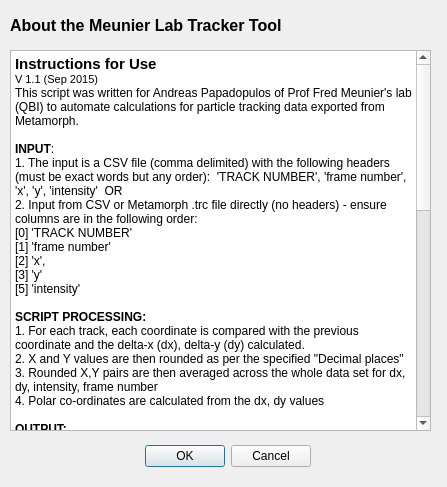
Before: the Qt Designer form tracker_help.ui in QBI-Microscopy/Tracking, drawn with Qt 5.
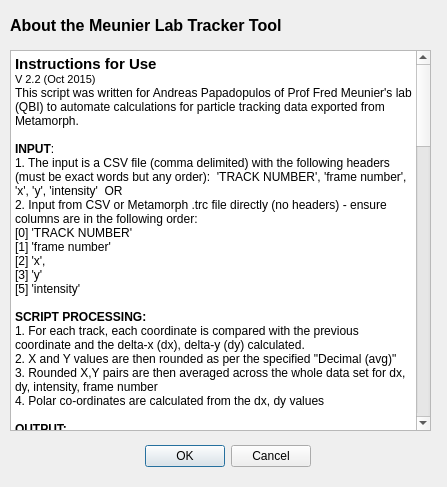
After: the same form once the commit is applied.

Commit message:
Updated comments and copyright
Ensure QBI copyright included

The edit to the form file:
```diff
--- a/tracker_help.ui
+++ b/tracker_help.ui
@@ -59,7 +59,7 @@
 p, li { white-space: pre-wrap; }
 &lt;/style&gt;&lt;/head&gt;&lt;body style=&quot; font-family:'MS Shell Dlg 2'; font-size:8.25pt; font-weight:400; font-style:normal;&quot;&gt;
 &lt;p style=&quot; margin-top:0px; margin-bottom:0px; margin-left:0px; margin-right:0px; -qt-block-indent:0; text-indent:0px;&quot;&gt;&lt;span style=&quot; font-size:11pt; font-weight:600;&quot;&gt;Instructions for Use&lt;/span&gt;&lt;/p&gt;
-&lt;p style=&quot; margin-top:0px; margin-bottom:0px; margin-left:0px; margin-right:0px; -qt-block-indent:0; text-indent:0px;&quot;&gt;&lt;span style=&quot; font-size:8pt;&quot;&gt;V 1.1 (Sep 2015)&lt;/span&gt;&lt;/p&gt;
+&lt;p style=&quot; margin-top:0px; margin-bottom:0px; margin-left:0px; margin-right:0px; -qt-block-indent:0; text-indent:0px;&quot;&gt;&lt;span style=&quot; font-size:8pt;&quot;&gt;V 2.2 (Oct 2015)&lt;/span&gt;&lt;/p&gt;
 &lt;p style=&quot; margin-top:0px; margin-bottom:0px; margin-left:0px; margin-right:0px; -qt-block-indent:0; text-indent:0px;&quot;&gt;&lt;span style=&quot; font-size:9pt;&quot;&gt;This script was written for Andreas Papadopulos of Prof Fred Meunier's lab (QBI) to automate calculations for particle tracking data exported from Metamorph.&lt;/span&gt;&lt;/p&gt;
 &lt;p style=&quot;-qt-paragraph-type:empty; margin-top:0px; margin-bottom:0px; margin-left:0px; margin-right:0px; -qt-block-indent:0; text-indent:0px; font-size:9pt;&quot;&gt;&lt;br /&gt;&lt;/p&gt;
 &lt;p style=&quot; margin-top:0px; margin-bottom:0px; margin-left:0px; margin-right:0px; -qt-block-indent:0; text-indent:0px;&quot;&gt;&lt;span style=&quot; font-size:9pt; font-weight:600;&quot;&gt;INPUT&lt;/span&gt;&lt;span style=&quot; font-size:9pt;&quot;&gt;: &lt;/span&gt;&lt;/p&gt;
@@ -73,7 +73,7 @@
 &lt;p style=&quot;-qt-paragraph-type:empty; margin-top:0px; margin-bottom:0px; margin-left:0px; margin-right:0px; -qt-block-indent:0; text-indent:0px; font-size:9pt;&quot;&gt;&lt;br /&gt;&lt;/p&gt;
 &lt;p style=&quot; margin-top:0px; margin-bottom:0px; margin-left:0px; margin-right:0px; -qt-block-indent:0; text-indent:0px;&quot;&gt;&lt;span style=&quot; font-size:9pt; font-weight:600;&quot;&gt;SCRIPT PROCESSING:&lt;/span&gt;&lt;/p&gt;
 &lt;p style=&quot; margin-top:0px; margin-bottom:0px; margin-left:0px; margin-right:0px; -qt-block-indent:0; text-indent:0px;&quot;&gt;&lt;span style=&quot; font-size:9pt;&quot;&gt;1. For each track, each coordinate is compared with the previous coordinate and the delta-x (dx), delta-y (dy) calculated.&lt;/span&gt;&lt;/p&gt;
-&lt;p style=&quot; margin-top:0px; margin-bottom:0px; margin-left:0px; margin-right:0px; -qt-block-indent:0; text-indent:0px;&quot;&gt;&lt;span style=&quot; font-size:9pt;&quot;&gt;2. X and Y values are then rounded as per the specified &amp;quot;Decimal places&amp;quot; &lt;/span&gt;&lt;/p&gt;
+&lt;p style=&quot; margin-top:0px; margin-bottom:0px; margin-left:0px; margin-right:0px; -qt-block-indent:0; text-indent:0px;&quot;&gt;&lt;span style=&quot; font-size:9pt;&quot;&gt;2. X and Y values are then rounded as per the specified &amp;quot;Decimal (avg)&amp;quot; &lt;/span&gt;&lt;/p&gt;
 &lt;p style=&quot; margin-top:0px; margin-bottom:0px; margin-left:0px; margin-right:0px; -qt-block-indent:0; text-indent:0px;&quot;&gt;&lt;span style=&quot; font-size:9pt;&quot;&gt;3. Rounded X,Y pairs are then averaged across the whole data set for dx, dy, intensity, frame number&lt;/span&gt;&lt;/p&gt;
 &lt;p style=&quot; margin-top:0px; margin-bottom:0px; margin-left:0px; margin-right:0px; -qt-block-indent:0; text-indent:0px;&quot;&gt;&lt;span style=&quot; font-size:9pt;&quot;&gt;4. Polar co-ordinates are calculated from the dx, dy values&lt;/span&gt;&lt;/p&gt;
 &lt;p style=&quot;-qt-paragraph-type:empty; margin-top:0px; margin-bottom:0px; margin-left:0px; margin-right:0px; -qt-block-indent:0; text-indent:0px; font-size:9pt;&quot;&gt;&lt;br /&gt;&lt;/p&gt;
@@ -82,18 +82,33 @@
 &lt;p style=&quot; margin-top:0px; margin-bottom:0px; margin-left:0px; margin-right:0px; -qt-block-indent:0; text-indent:0px;&quot;&gt;&lt;span style=&quot; font-size:9pt;&quot;&gt;a. A CSV file is generated in the &amp;quot;Output Files Folder&amp;quot; with the name specified in &amp;quot;Output Filename&amp;quot; after processing with the following headers:&lt;/span&gt;&lt;/p&gt;
 &lt;p style=&quot; margin-top:0px; margin-bottom:0px; margin-left:0px; margin-right:0px; -qt-block-indent:0; text-indent:0px;&quot;&gt;&lt;span style=&quot; font-size:9pt;&quot;&gt;'Track', 'Frame','x','y','roundx', 'roundy', 'dx', 'dy','rho', 'theta', 'intensity','framecount'&lt;/span&gt;&lt;/p&gt;
 &lt;p style=&quot; margin-top:0px; margin-bottom:0px; margin-left:0px; margin-right:0px; -qt-block-indent:0; text-indent:0px;&quot;&gt;&lt;span style=&quot; font-size:9pt;&quot;&gt;b. Individual CSV files will also be generated for ROI data with filenames &amp;quot;ROI_x-y.csv&amp;quot; (x,y coords of the first point in the polygon)&lt;/span&gt;&lt;/p&gt;
-&lt;p style=&quot; margin-top:0px; margin-bottom:0px; margin-left:0px; margin-right:0px; -qt-block-indent:0; text-indent:0px;&quot;&gt;&lt;span style=&quot; font-size:9pt; font-weight:600;&quot;&gt;Plots:&lt;/span&gt;&lt;span style=&quot; font-size:9pt;&quot;&gt; &lt;/span&gt;&lt;/p&gt;
-&lt;p style=&quot; margin-top:0px; margin-bottom:0px; margin-left:0px; margin-right:0px; -qt-block-indent:0; text-indent:0px;&quot;&gt;&lt;span style=&quot; font-size:9pt;&quot;&gt;1. Quiver plots may be created for each Track as well as a combined plot of all processed Tracks&lt;/span&gt;&lt;/p&gt;
-&lt;p style=&quot; margin-top:0px; margin-bottom:0px; margin-left:0px; margin-right:0px; -qt-block-indent:0; text-indent:0px;&quot;&gt;&lt;span style=&quot; font-size:9pt;&quot;&gt;2. Choose &amp;quot;&lt;/span&gt;&lt;span style=&quot; font-size:9pt; font-weight:600;&quot;&gt;All Plots&lt;/span&gt;&lt;span style=&quot; font-size:9pt;&quot;&gt;&amp;quot; OR a subset of tracks to be plotted by entering &amp;quot;&lt;/span&gt;&lt;span style=&quot; font-size:9pt; font-weight:600;&quot;&gt;From&lt;/span&gt;&lt;span style=&quot; font-size:9pt;&quot;&gt;&amp;quot; and &amp;quot;&lt;/span&gt;&lt;span style=&quot; font-size:9pt; font-weight:600;&quot;&gt;To&lt;/span&gt;&lt;span style=&quot; font-size:9pt;&quot;&gt;&amp;quot; values where 1 is the first plot&lt;/span&gt;&lt;/p&gt;
-&lt;p style=&quot; margin-top:0px; margin-bottom:0px; margin-left:0px; margin-right:0px; -qt-block-indent:0; text-indent:0px;&quot;&gt;&lt;span style=&quot; font-size:9pt;&quot;&gt;3. If &amp;quot;&lt;/span&gt;&lt;span style=&quot; font-size:9pt; font-weight:600;&quot;&gt;Save All PNG&lt;/span&gt;&lt;span style=&quot; font-size:9pt;&quot;&gt;&amp;quot; is checked, each track is individually plotted to a PNG file in the specified &amp;quot;&lt;/span&gt;&lt;span style=&quot; font-size:9pt; font-weight:600;&quot;&gt;Output Files Folder&lt;/span&gt;&lt;span style=&quot; font-size:9pt;&quot;&gt;&amp;quot;. &lt;/span&gt;&lt;/p&gt;
-&lt;p style=&quot; margin-top:0px; margin-bottom:0px; margin-left:0px; margin-right:0px; -qt-block-indent:0; text-indent:0px;&quot;&gt;&lt;span style=&quot; font-size:9pt;&quot;&gt;4. If &amp;quot;&lt;/span&gt;&lt;span style=&quot; font-size:9pt; font-weight:600;&quot;&gt;Matlab&lt;/span&gt;&lt;span style=&quot; font-size:9pt;&quot;&gt;&amp;quot; is checked, a Matlab plot is generated with the tracks selected above (ie All Plots or range)&lt;/span&gt;&lt;/p&gt;
-&lt;p style=&quot; margin-top:0px; margin-bottom:0px; margin-left:0px; margin-right:0px; -qt-block-indent:0; text-indent:0px;&quot;&gt;&lt;span style=&quot; font-size:9pt;&quot;&gt;5. If &amp;quot;&lt;/span&gt;&lt;span style=&quot; font-size:9pt; font-weight:600;&quot;&gt;Contours&lt;/span&gt;&lt;span style=&quot; font-size:9pt;&quot;&gt;&amp;quot; is set to more than 0 (100 is recommended), contour lines will be drawn on the Matlab quiver plot (ie 0 is off)&lt;/span&gt;&lt;/p&gt;
-&lt;p style=&quot; margin-top:0px; margin-bottom:0px; margin-left:0px; margin-right:0px; -qt-block-indent:0; text-indent:0px;&quot;&gt;&lt;span style=&quot; font-size:9pt;&quot;&gt;6. The arrow size for the quiver plots can be set (0.2 is default)&lt;/span&gt;&lt;/p&gt;
-&lt;p style=&quot; margin-top:0px; margin-bottom:0px; margin-left:0px; margin-right:0px; -qt-block-indent:0; text-indent:0px;&quot;&gt;&lt;span style=&quot; font-size:9pt;&quot;&gt;7. The &lt;/span&gt;&lt;span style=&quot; font-size:9pt; font-weight:600;&quot;&gt;Matlab&lt;/span&gt;&lt;span style=&quot; font-size:9pt;&quot;&gt; plot is interactive: &lt;/span&gt;&lt;/p&gt;
-&lt;p style=&quot; margin-top:0px; margin-bottom:0px; margin-left:0px; margin-right:0px; -qt-block-indent:0; text-indent:0px;&quot;&gt;&lt;span style=&quot; font-size:9pt;&quot;&gt;   a. A pencil tool allows an &lt;/span&gt;&lt;span style=&quot; font-size:9pt; font-weight:600;&quot;&gt;ROI&lt;/span&gt;&lt;span style=&quot; font-size:9pt;&quot;&gt; to be drawn around points. (This is a toggle tool and is active as soon as the plot is drawn)&lt;/span&gt;&lt;/p&gt;
-&lt;p style=&quot; margin-top:0px; margin-bottom:0px; margin-left:0px; margin-right:0px; -qt-block-indent:0; text-indent:0px;&quot;&gt;&lt;span style=&quot; font-size:9pt;&quot;&gt;   b. A graph tool will save the raw tracker data for the coordinates within the ROI to a CSV file and produce a heatmap with contours*&lt;/span&gt;&lt;/p&gt;
+&lt;p style=&quot; margin-top:0px; margin-bottom:0px; margin-left:0px; margin-right:0px; -qt-block-indent:0; text-indent:0px;&quot;&gt;&lt;span style=&quot; font-size:9pt; font-weight:600;&quot;&gt;Quiver Plots:&lt;/span&gt;&lt;span style=&quot; font-size:9pt;&quot;&gt; &lt;/span&gt;&lt;/p&gt;
+&lt;p style=&quot; margin-top:0px; margin-bottom:0px; margin-left:0px; margin-right:0px; -qt-block-indent:0; text-indent:0px;&quot;&gt;&lt;span style=&quot; font-size:9pt;&quot;&gt;Quiver plots may be created as a combined plot of all processed Tracks.  The quiver plots are strongly influenced by the rounding of the x,y coordinates as configured with &amp;quot;Decimal (avg)&amp;quot; as all particles are included.&lt;/span&gt;&lt;/p&gt;
+&lt;p style=&quot; margin-top:0px; margin-bottom:0px; margin-left:0px; margin-right:0px; -qt-block-indent:0; text-indent:0px;&quot;&gt;&lt;span style=&quot; font-size:9pt;&quot;&gt;1. RANGE: Choose &amp;quot;&lt;/span&gt;&lt;span style=&quot; font-size:9pt; font-weight:600;&quot;&gt;All Tracks&lt;/span&gt;&lt;span style=&quot; font-size:9pt;&quot;&gt;&amp;quot; OR a subset of tracks to be plotted by entering &amp;quot;&lt;/span&gt;&lt;span style=&quot; font-size:9pt; font-weight:600;&quot;&gt;From&lt;/span&gt;&lt;span style=&quot; font-size:9pt;&quot;&gt;&amp;quot; and &amp;quot;&lt;/span&gt;&lt;span style=&quot; font-size:9pt; font-weight:600;&quot;&gt;To&lt;/span&gt;&lt;span style=&quot; font-size:9pt;&quot;&gt;&amp;quot; values where 1 is the first plot&lt;/span&gt;&lt;/p&gt;
+&lt;p style=&quot; margin-top:0px; margin-bottom:0px; margin-left:0px; margin-right:0px; -qt-block-indent:0; text-indent:0px;&quot;&gt;&lt;span style=&quot; font-size:9pt;&quot;&gt;2. DISPLAY: &lt;/span&gt;&lt;/p&gt;
+&lt;p style=&quot; margin-top:0px; margin-bottom:0px; margin-left:0px; margin-right:0px; -qt-block-indent:0; text-indent:0px;&quot;&gt;&lt;span style=&quot; font-size:9pt;&quot;&gt;  a. If &amp;quot;&lt;/span&gt;&lt;span style=&quot; font-size:9pt; font-weight:600;&quot;&gt;Save as PNG&lt;/span&gt;&lt;span style=&quot; font-size:9pt;&quot;&gt;&amp;quot; is checked, each track in the range is individually plotted to a PNG file in the specified &amp;quot;&lt;/span&gt;&lt;span style=&quot; font-size:9pt; font-weight:600;&quot;&gt;Output Files Folder&lt;/span&gt;&lt;span style=&quot; font-size:9pt;&quot;&gt;&amp;quot;. &lt;/span&gt;&lt;/p&gt;
+&lt;p style=&quot; margin-top:0px; margin-bottom:0px; margin-left:0px; margin-right:0px; -qt-block-indent:0; text-indent:0px;&quot;&gt;&lt;span style=&quot; font-size:9pt;&quot;&gt;  b. If &amp;quot;&lt;/span&gt;&lt;span style=&quot; font-size:9pt; font-weight:600;&quot;&gt;Total Plot (avg)&lt;/span&gt;&lt;span style=&quot; font-size:9pt;&quot;&gt;&amp;quot; is checked, a single Matlab plot is generated plotting the tracks in the range specified&lt;/span&gt;&lt;/p&gt;
+&lt;p style=&quot; margin-top:0px; margin-bottom:0px; margin-left:0px; margin-right:0px; -qt-block-indent:0; text-indent:0px;&quot;&gt;&lt;span style=&quot; font-size:9pt;&quot;&gt;  c. If &amp;quot;&lt;/span&gt;&lt;span style=&quot; font-size:9pt; font-weight:600;&quot;&gt;Contours&lt;/span&gt;&lt;span style=&quot; font-size:9pt;&quot;&gt;&amp;quot; is set to more than 0 (100 is recommended), contour lines will be drawn on the total quiver plot (ie 0 is off)&lt;/span&gt;&lt;/p&gt;
+&lt;p style=&quot; margin-top:0px; margin-bottom:0px; margin-left:0px; margin-right:0px; -qt-block-indent:0; text-indent:0px;&quot;&gt;&lt;span style=&quot; font-size:9pt;&quot;&gt;  d. The arrow size for the quiver plots can be set (0.2 is default) but &amp;lt; 0.1 is better for large datasets&lt;/span&gt;&lt;/p&gt;
+&lt;p style=&quot; margin-top:0px; margin-bottom:0px; margin-left:0px; margin-right:0px; -qt-block-indent:0; text-indent:0px;&quot;&gt;&lt;span style=&quot; font-size:9pt;&quot;&gt;3. TRACKS:&lt;/span&gt;&lt;/p&gt;
+&lt;p style=&quot; margin-top:0px; margin-bottom:0px; margin-left:0px; margin-right:0px; -qt-block-indent:0; text-indent:0px;&quot;&gt;&lt;span style=&quot; font-size:9pt;&quot;&gt;  Some basic filters can be set for the original data.  These are displayed per track in the review window and can be set with limits (the units are relative to the coordinates):&lt;/span&gt;&lt;/p&gt;
+&lt;p style=&quot; margin-top:0px; margin-bottom:0px; margin-left:0px; margin-right:0px; -qt-block-indent:0; text-indent:0px;&quot;&gt;&lt;span style=&quot; font-size:9pt;&quot;&gt;  a. Minimum number of points in a track&lt;/span&gt;&lt;/p&gt;
+&lt;p style=&quot; margin-top:0px; margin-bottom:0px; margin-left:0px; margin-right:0px; -qt-block-indent:0; text-indent:0px;&quot;&gt;&lt;span style=&quot; font-size:9pt;&quot;&gt;  b. Minimum and maximum length of a track.  The tracklength is the full path length for each track.&lt;/span&gt;&lt;/p&gt;
+&lt;p style=&quot;-qt-paragraph-type:empty; margin-top:0px; margin-bottom:0px; margin-left:0px; margin-right:0px; -qt-block-indent:0; text-indent:0px;&quot;&gt;&lt;br /&gt;&lt;/p&gt;
+&lt;p style=&quot; margin-top:0px; margin-bottom:0px; margin-left:0px; margin-right:0px; -qt-block-indent:0; text-indent:0px;&quot;&gt;&lt;span style=&quot; font-size:9pt;&quot;&gt;The &lt;/span&gt;&lt;span style=&quot; font-size:9pt; font-weight:600;&quot;&gt;Total Plot (avg)&lt;/span&gt;&lt;span style=&quot; font-size:9pt;&quot;&gt; is a Matlab interactive quiver plot of averaged tracks which supports standard functions such as &lt;/span&gt;&lt;span style=&quot; font-size:9pt; font-weight:600;&quot;&gt;save&lt;/span&gt;&lt;span style=&quot; font-size:9pt;&quot;&gt; and &lt;/span&gt;&lt;span style=&quot; font-size:9pt; font-weight:600;&quot;&gt;print&lt;/span&gt;&lt;span style=&quot; font-size:9pt;&quot;&gt; as well as toggle buttons for &lt;/span&gt;&lt;span style=&quot; font-size:9pt; font-weight:600;&quot;&gt;zoom&lt;/span&gt;&lt;span style=&quot; font-size:9pt;&quot;&gt;,  &lt;/span&gt;&lt;span style=&quot; font-size:9pt; font-weight:600;&quot;&gt;cursor&lt;/span&gt;&lt;span style=&quot; font-size:9pt;&quot;&gt; information, etc.  In addition, some region of interest (&lt;/span&gt;&lt;span style=&quot; font-size:9pt; font-weight:600;&quot;&gt;ROI)&lt;/span&gt;&lt;span style=&quot; font-size:9pt;&quot;&gt; functionality has been added: &lt;/span&gt;&lt;/p&gt;
+&lt;p style=&quot; margin-top:0px; margin-bottom:0px; margin-left:0px; margin-right:0px; -qt-block-indent:0; text-indent:0px;&quot;&gt;&lt;span style=&quot; font-size:9pt;&quot;&gt;   a. A pencil tool allows an &lt;/span&gt;&lt;span style=&quot; font-size:9pt; font-weight:600;&quot;&gt;ROI&lt;/span&gt;&lt;span style=&quot; font-size:9pt;&quot;&gt; to be drawn around points. This is a toggle tool and is active as soon as the plot appears.  The tracks with particles appearing within the ROI coordinates are included in the selection. Clicking away will clear the selection.&lt;/span&gt;&lt;/p&gt;
+&lt;p style=&quot; margin-top:0px; margin-bottom:0px; margin-left:0px; margin-right:0px; -qt-block-indent:0; text-indent:0px;&quot;&gt;&lt;span style=&quot; font-size:9pt;&quot;&gt;   b. A graph tool will save the ROI data to a CSV file and also produce a heatmap with contours. (Note the heatmap is a radial interpolation of the rho data, representing particle speed)&lt;/span&gt;&lt;/p&gt;
 &lt;p style=&quot;-qt-paragraph-type:empty; margin-top:0px; margin-bottom:0px; margin-left:0px; margin-right:0px; -qt-block-indent:0; text-indent:0px; font-size:9pt;&quot;&gt;&lt;br /&gt;&lt;/p&gt;
-&lt;p style=&quot; margin-top:0px; margin-bottom:0px; margin-left:0px; margin-right:0px; -qt-block-indent:0; text-indent:0px;&quot;&gt;&lt;span style=&quot; font-size:9pt;&quot;&gt;*Note the heatmap is a radial interpolation of the rho data (representing particle speed)&lt;/span&gt;&lt;/p&gt;
+&lt;p style=&quot; margin-top:0px; margin-bottom:0px; margin-left:0px; margin-right:0px; -qt-block-indent:0; text-indent:0px;&quot;&gt;&lt;span style=&quot; font-size:9pt;&quot;&gt;4. REVIEW TRACKS (this is available once the initial data processing is run)&lt;/span&gt;&lt;/p&gt;
+&lt;p style=&quot; margin-top:0px; margin-bottom:0px; margin-left:0px; margin-right:0px; -qt-block-indent:0; text-indent:0px;&quot;&gt;&lt;span style=&quot; font-size:9pt;&quot;&gt;Each track within the specified range and filters is displayed as:&lt;/span&gt;&lt;/p&gt;
+&lt;p style=&quot; margin-top:0px; margin-bottom:0px; margin-left:0px; margin-right:0px; -qt-block-indent:0; text-indent:0px;&quot;&gt;&lt;span style=&quot; font-size:9pt;&quot;&gt;  a. XY plot and&lt;/span&gt;&lt;/p&gt;
+&lt;p style=&quot; margin-top:0px; margin-bottom:0px; margin-left:0px; margin-right:0px; -qt-block-indent:0; text-indent:0px;&quot;&gt;&lt;span style=&quot; font-size:9pt;&quot;&gt;  b. CSD/MSD plot over time (Coefficient of diffusion).  The type can be chosen from the &amp;quot;&lt;/span&gt;&lt;span style=&quot; font-size:9pt; font-weight:600;&quot;&gt;Displacement&lt;/span&gt;&lt;span style=&quot; font-size:9pt;&quot;&gt;&amp;quot; choice of Cumulative Square Displacement (CSD) or Mean Square Displacement (MSD).&lt;/span&gt;&lt;/p&gt;
+&lt;p style=&quot; margin-top:0px; margin-bottom:0px; margin-left:0px; margin-right:0px; -qt-block-indent:0; text-indent:0px;&quot;&gt;&lt;span style=&quot; font-size:9pt;&quot;&gt;Scroll through each &lt;/span&gt;&lt;span style=&quot; font-size:9pt; font-weight:600;&quot;&gt;plot number&lt;/span&gt;&lt;span style=&quot; font-size:9pt;&quot;&gt; with the up/down arrows or type in a number within the range.  A track can be excluded by selecting the &amp;quot;&lt;/span&gt;&lt;span style=&quot; font-size:9pt; font-weight:600;&quot;&gt;Exclude&lt;/span&gt;&lt;span style=&quot; font-size:9pt;&quot;&gt;&amp;quot; checkbox.&lt;/span&gt;&lt;/p&gt;
+&lt;p style=&quot; margin-top:0px; margin-bottom:0px; margin-left:0px; margin-right:0px; -qt-block-indent:0; text-indent:0px;&quot;&gt;&lt;span style=&quot; font-size:9pt;&quot;&gt;  c. Other datasets can be loaded for review by clicking on &amp;quot;&lt;/span&gt;&lt;span style=&quot; font-size:9pt; font-weight:600;&quot;&gt;Load dataset&lt;/span&gt;&lt;span style=&quot; font-size:9pt;&quot;&gt;&amp;quot;.  This must be in the format of the output files (main output, ROI or saved plot data).&lt;/span&gt;&lt;/p&gt;
+&lt;p style=&quot; margin-top:0px; margin-bottom:0px; margin-left:0px; margin-right:0px; -qt-block-indent:0; text-indent:0px;&quot;&gt;&lt;span style=&quot; font-size:9pt;&quot;&gt;  d. Click on &amp;quot;&lt;/span&gt;&lt;span style=&quot; font-size:9pt; font-weight:600;&quot;&gt;Save Plot data&lt;/span&gt;&lt;span style=&quot; font-size:9pt;&quot;&gt;&amp;quot;  to save the reviewed track data to a file except those marked for exclusion.  The filename default convention is &amp;lt;name&amp;gt;_&amp;lt;min_number_points&amp;gt;_&amp;lt;min_tracklength&amp;gt;_&amp;lt;max_tracklength&amp;gt; but this is completely optional.&lt;/span&gt;&lt;/p&gt;
+&lt;p style=&quot;-qt-paragraph-type:empty; margin-top:0px; margin-bottom:0px; margin-left:0px; margin-right:0px; -qt-block-indent:0; text-indent:0px; font-size:9pt;&quot;&gt;&lt;br /&gt;&lt;/p&gt;
+&lt;p style=&quot; margin-top:0px; margin-bottom:0px; margin-left:0px; margin-right:0px; -qt-block-indent:0; text-indent:0px;&quot;&gt;&lt;span style=&quot; font-size:9pt;&quot;&gt;5. CLEAR&lt;/span&gt;&lt;/p&gt;
+&lt;p style=&quot; margin-top:0px; margin-bottom:0px; margin-left:0px; margin-right:0px; -qt-block-indent:0; text-indent:0px;&quot;&gt;&lt;span style=&quot; font-size:9pt;&quot;&gt;To completely restart, click on &amp;quot;&lt;/span&gt;&lt;span style=&quot; font-size:9pt; font-weight:600;&quot;&gt;Clear&lt;/span&gt;&lt;span style=&quot; font-size:9pt;&quot;&gt;&amp;quot;, which should reinitialize the application.&lt;/span&gt;&lt;/p&gt;
 &lt;p style=&quot;-qt-paragraph-type:empty; margin-top:0px; margin-bottom:0px; margin-left:0px; margin-right:0px; -qt-block-indent:0; text-indent:0px; font-size:9pt;&quot;&gt;&lt;br /&gt;&lt;/p&gt;
 &lt;p style=&quot; margin-top:0px; margin-bottom:0px; margin-left:0px; margin-right:0px; -qt-block-indent:0; text-indent:0px;&quot;&gt;&lt;span style=&quot; font-size:9pt; font-weight:600;&quot;&gt;USER SETTINGS:&lt;/span&gt;&lt;/p&gt;
 &lt;p style=&quot; margin-top:0px; margin-bottom:0px; margin-left:0px; margin-right:0px; -qt-block-indent:0; text-indent:0px;&quot;&gt;&lt;span style=&quot; font-size:9pt;&quot;&gt;A user configuration file should be saved in your home directory as &amp;quot;.trackerconfig.ini&amp;quot;&lt;/span&gt;&lt;/p&gt;
@@ -101,7 +116,10 @@
 &lt;p style=&quot; margin-top:0px; margin-bottom:0px; margin-left:0px; margin-right:0px; -qt-block-indent:0; text-indent:0px;&quot;&gt;&lt;span style=&quot; font-weight:600;&quot;&gt;SOURCE CODE:&lt;/span&gt;&lt;/p&gt;
 &lt;p style=&quot; margin-top:0px; margin-bottom:0px; margin-left:0px; margin-right:0px; -qt-block-indent:0; text-indent:0px;&quot;&gt;The Public repository for the source code is at &lt;a href=&quot;https://github.com/QBI-Software/Tracking&quot;&gt;&lt;span style=&quot; font-size:8pt; text-decoration: underline; color:#0000ff;&quot;&gt;https://github.com/QBI-Software/Tracking&lt;/span&gt;&lt;/a&gt;&lt;/p&gt;
 &lt;p style=&quot;-qt-paragraph-type:empty; margin-top:0px; margin-bottom:0px; margin-left:0px; margin-right:0px; -qt-block-indent:0; text-indent:0px;&quot;&gt;&lt;br /&gt;&lt;/p&gt;
-&lt;p style=&quot; margin-top:0px; margin-bottom:0px; margin-left:0px; margin-right:0px; -qt-block-indent:0; text-indent:0px;&quot;&gt;&lt;span style=&quot; font-size:9pt;&quot;&gt;Any issues or suggestions - please contact Liz Cooper-Williams, QBI (e.cooperwilliams@uq.edu.au)&lt;/span&gt;&lt;/p&gt;&lt;/body&gt;&lt;/html&gt;</string>
+&lt;p style=&quot; margin-top:0px; margin-bottom:0px; margin-left:0px; margin-right:0px; -qt-block-indent:0; text-indent:0px;&quot;&gt;&lt;span style=&quot; font-size:9pt;&quot;&gt;Any issues or suggestions - please contact Liz Cooper-Williams, QBI (e.cooperwilliams@uq.edu.au)&lt;/span&gt;&lt;/p&gt;
+&lt;p style=&quot;-qt-paragraph-type:empty; margin-top:0px; margin-bottom:0px; margin-left:0px; margin-right:0px; -qt-block-indent:0; text-indent:0px; font-size:9pt;&quot;&gt;&lt;br /&gt;&lt;/p&gt;
+&lt;p style=&quot; margin-top:0px; margin-bottom:0px; margin-left:0px; margin-right:0px; -qt-block-indent:0; text-indent:0px;&quot;&gt;&lt;span style=&quot; font-size:9pt;&quot;&gt;*******************************************************************************&lt;/span&gt;&lt;/p&gt;
+&lt;p style=&quot; margin-top:0px; margin-bottom:0px; margin-left:0px; margin-right:0px; -qt-block-indent:0; text-indent:0px;&quot;&gt;&lt;span style=&quot; font-family:'Courier New'; font-size:9pt; font-style:italic; color:#808080;&quot;&gt;Copyright (C) 2015  QBI Software, The University of Queensland&lt;br /&gt;&lt;br /&gt;This program is free software; you can redistribute it and/or modify&lt;br /&gt;it under the terms of the GNU General Public License as published by&lt;br /&gt;the Free Software Foundation; either version 2 of the License, or&lt;br /&gt;(at your option) any later version.&lt;br /&gt;&lt;br /&gt;This program is distributed in the hope that it will be useful,&lt;br /&gt;but WITHOUT ANY WARRANTY; without even the implied warranty of&lt;br /&gt;MERCHANTABILITY or FITNESS FOR A PARTICULAR PURPOSE.  See the&lt;br /&gt;GNU General Public License for more details.&lt;/span&gt;&lt;/p&gt;&lt;/body&gt;&lt;/html&gt;</string>
     </property>
    </widget>
   </widget>
```
The commit also changes 13 other files.
